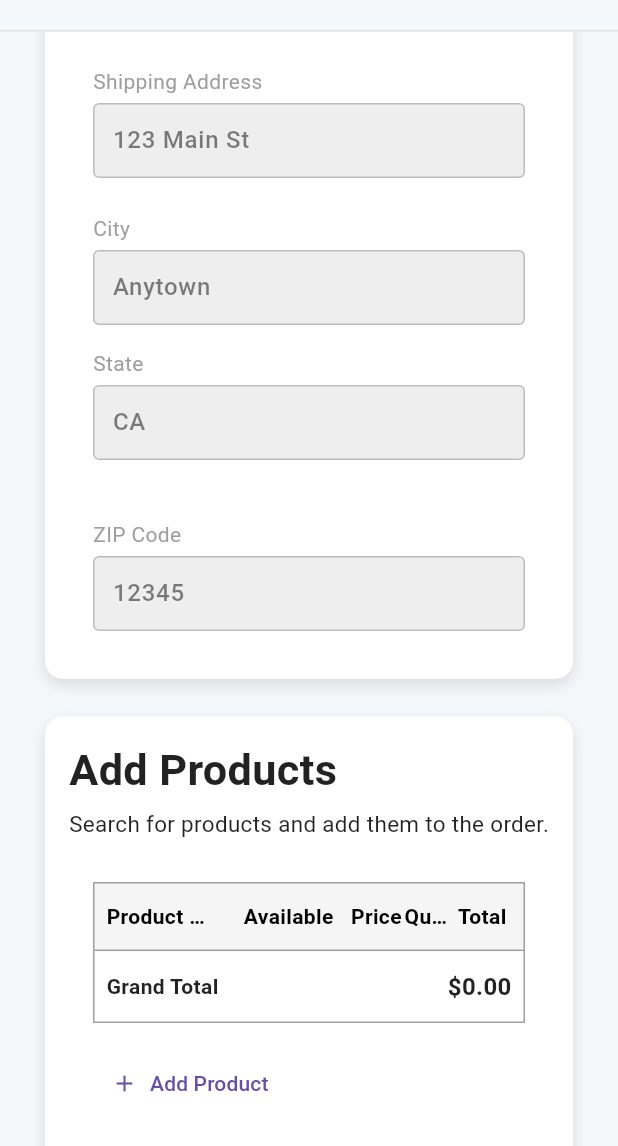
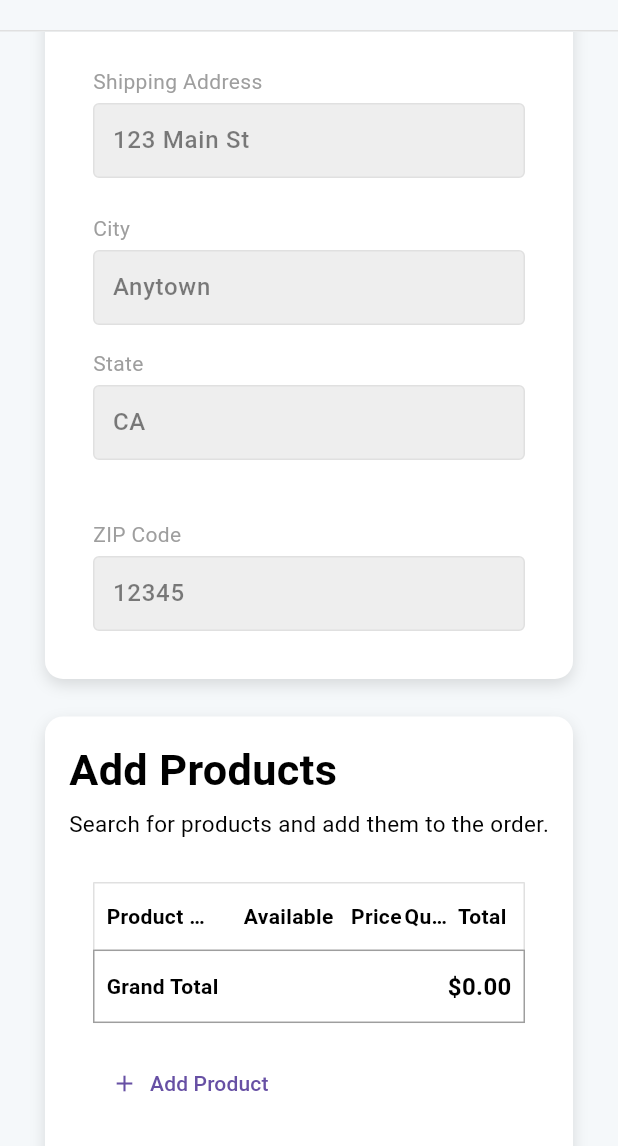
Before and after one commit to Mohammed-bintaleb/onyx_dashboard, a Flutter app: the CreateOrderView screen opened by its route, scrolled down 576 dp, on a phone screen of 412 x 824 dp, the part 90-1236 px from its top. Run offline on Flutter 3.47's test engine with Material 3 defaults, Android fonts, the phone set to English and light mode, and no system bars; drawn by our look-alikes of flutter_form_builder; our stand-ins replace cloud_firestore, dartz, device_preview, dio, firebase_core, fl_chart and 8 more; accounts and stored records are empty; network calls fail.

Commit message:
Change theme code in CustomerDetailsForm

```diff
--- a/lib/core/theme/app_colors.dart
+++ b/lib/core/theme/app_colors.dart
@@ -1,19 +1,27 @@
 import 'package:flutter/material.dart';
 
 class AppColors {
-  // Light Theme Colors
+  // Text Colors
+  static const Color lightText = Colors.black;
+  static const Color lightLabel = Colors.grey;
+  static const Color darkText = Colors.white;
+  static const Color darkLabel = Color(0xFFB0BEC5);
+
+  //Border Colors
+  static const Color darkBackground = Color(0xFF0A0E21);
+  static const Color darkBorder = Color(0xFF4C4F5E);
+  static const Color lightBorder = Color(0xFFE0E0E0);
+
+  // card Colors
+  static const Color lightCard = Colors.white;
+  static const Color darkCard = Color(0xFF0A0E21);
+  static const Color cardShadowlight = Colors.grey;
+  static const Color cardShadowdark = Color(0x33000000);
+
+  // Background
+  static const Color darkFieldBg = Color(0xFF2C2F4A);
+  static final Color lightFieldBg = Colors.grey[200]!;
   static const Color lightBackground = Color(0xFFF5F8FA);
-  static const Color lightCard = Colors.white;
-  static const Color lightBorder = Color(0xFFE0E0E0);
-  static const Color lightText = Colors.black87;
-  static const Color cardShadowlight = Colors.grey;
-
-  // Dark Theme Colors
-  static const Color darkBackground = Color(0xFF0A0E21);
-  static const Color darkCard = Color(0xFF0A0E21);
-  static const Color darkBorder = Colors.white24;
-  static const Color darkText = Colors.white;
-  static const Color cardShadowdark = Color(0x33000000);
 
   // Common Colors
   static const Color iconGrey = Color(0xFF757575);
--- a/lib/features/customer/presentation/views/widgets/add_product_table_header.dart
+++ b/lib/features/customer/presentation/views/widgets/add_product_table_header.dart
@@ -1,4 +1,6 @@
 import 'package:flutter/material.dart';
+import 'package:onyx_dashboard/core/extensions/context_extensions.dart';
+import '../../../../../core/theme/app_colors.dart';
 import 'table_header_cell.dart';
 import '../../../../../core/utils/app_localizations.dart';
 
@@ -7,7 +9,7 @@ class AddProductTableHeader extends StatelessWidget {
 
   @override
   Widget build(BuildContext context) {
-    final isDarkMode = Theme.of(context).brightness == Brightness.dark;
+    final isDark = context.isDarkMode;
     final t = AppLocalizations.of(context)!;
 
     final screenWidth = MediaQuery.of(context).size.width;
@@ -18,18 +20,17 @@ class AddProductTableHeader extends StatelessWidget {
       baseFontSize = 14;
     }
 
-    final textColor = isDarkMode ? Colors.white : Colors.black;
-
+    final textColor = isDark ? AppColors.darkText : AppColors.lightText;
+    final backgroundColor = isDark ? AppColors.darkCard : AppColors.lightCard;
+    final borderColor = isDark ? AppColors.darkBorder : AppColors.lightBorder;
     return Container(
       padding: const EdgeInsets.symmetric(vertical: 12, horizontal: 8),
       decoration: BoxDecoration(
-        color: isDarkMode ? const Color(0xFF1D1E33) : Colors.grey[100],
+        color: backgroundColor,
         border: Border(
-          top: BorderSide(color: isDarkMode ? Colors.grey[700]! : Colors.grey),
-          left: BorderSide(color: isDarkMode ? Colors.grey[700]! : Colors.grey),
-          right: BorderSide(
-            color: isDarkMode ? Colors.grey[700]! : Colors.grey,
-          ),
+          top: BorderSide(color: borderColor),
+          left: BorderSide(color: borderColor),
+          right: BorderSide(color: borderColor),
         ),
       ),
       child: Row(
--- a/lib/features/customer/presentation/views/widgets/customer_details_form.dart
+++ b/lib/features/customer/presentation/views/widgets/customer_details_form.dart
@@ -1,7 +1,9 @@
 import 'package:flutter/material.dart';
 import 'package:flutter_bloc/flutter_bloc.dart';
 import 'package:flutter_form_builder/flutter_form_builder.dart';
+import 'package:onyx_dashboard/core/extensions/context_extensions.dart';
 import '../../../../../core/utils/app_localizations.dart';
+import '../../../../../core/theme/app_colors.dart';
 import '../../../data/data_source/customer_form_fields.dart';
 import '../../manger/flutter_form_builder_cubit/flutter_form_builder_cubit.dart';
 import 'customer_form_row.dart';
@@ -14,13 +16,16 @@ class CustomerDetailsForm extends StatelessWidget {
   @override
   Widget build(BuildContext context) {
     final t = AppLocalizations.of(context)!;
-    final isDarkMode = Theme.of(context).brightness == Brightness.dark;
-    final fieldBgColor = isDarkMode
-        ? const Color(0xFF2C2F4A)
-        : Colors.grey[200]!;
-    final fieldBorderColor = isDarkMode ? Colors.grey[700]! : Colors.grey[400]!;
-    final labelColor = isDarkMode ? Colors.grey[400]! : Colors.grey;
-    final inputTextColor = isDarkMode ? Colors.white : Colors.black87;
+    final isDark = context.isDarkMode;
+    final fieldBgColor = isDark
+        ? AppColors.darkFieldBg
+        : AppColors.lightFieldBg;
+    final fieldBorderColor = isDark
+        ? AppColors.darkBorder
+        : AppColors.lightBorder;
+    final labelColor = isDark ? AppColors.darkLabel : AppColors.lightLabel;
+    final inputTextColor = isDark ? AppColors.darkText : AppColors.lightText;
+
     final isSmallScreen = MediaQuery.of(context).size.width < 600;
 
     Widget buildField(Map<String, dynamic> field) {
@@ -48,6 +53,7 @@ class CustomerDetailsForm extends StatelessWidget {
         },
       );
     }
+
     Widget buildRow(List<Map<String, dynamic>> fields) {
       if (isSmallScreen) {
         return Column(
@@ -75,6 +81,7 @@ class CustomerDetailsForm extends StatelessWidget {
         );
       }
     }
+
     return Container(
       padding: const EdgeInsets.all(16),
       child: FormBuilder(
--- a/lib/features/home/presentation/views/widgets/custom_drawer.dart
+++ b/lib/features/home/presentation/views/widgets/custom_drawer.dart
@@ -1,6 +1,6 @@
 import 'package:flutter/material.dart';
 import 'package:onyx_dashboard/core/extensions/context_extensions.dart';
-import 'package:onyx_dashboard/core/theme/app_colors.dart'; // ✅ أضف هذا
+import 'package:onyx_dashboard/core/theme/app_colors.dart';
 import 'package:onyx_dashboard/features/home/presentation/views/widgets/dashboard_info_list_tile.dart';
 import 'package:onyx_dashboard/features/home/presentation/views/widgets/drawer_items_list_view.dart';
 
```
